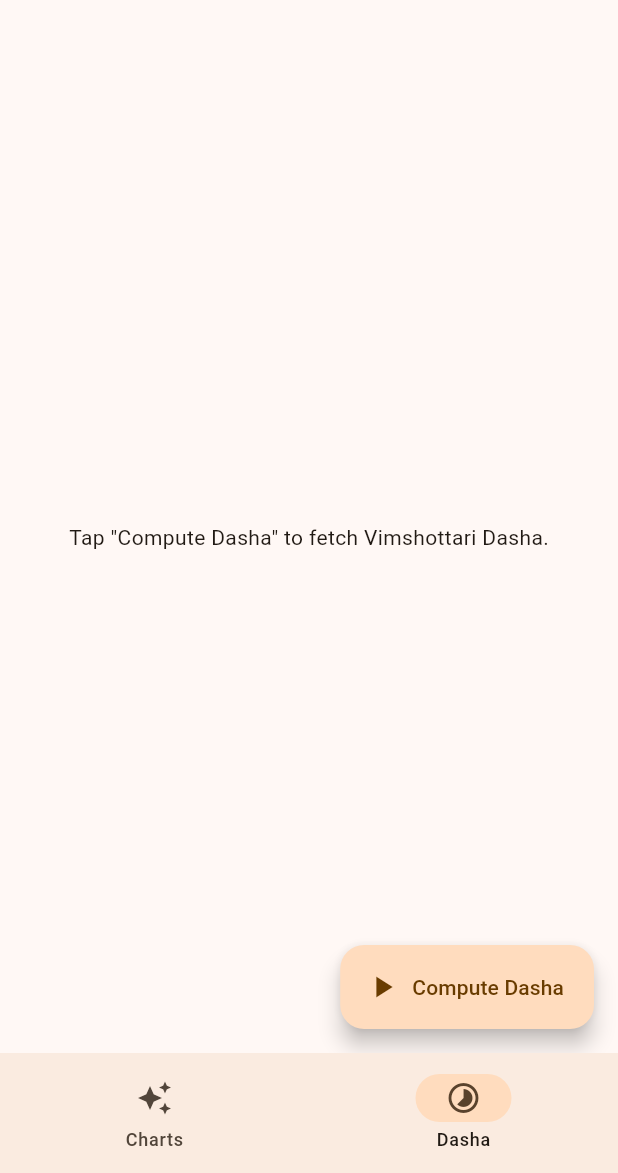
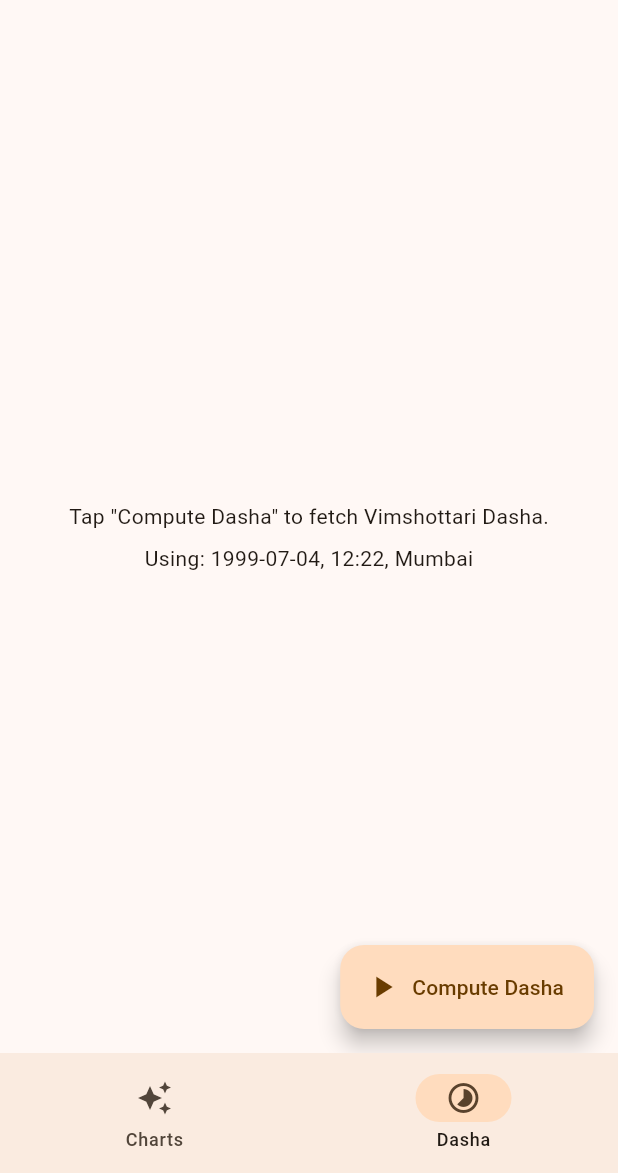
Before and after one commit to pseudoengineerdev/trikaal, a Flutter app: the screen it shows after launch, item 2 of the bottom bar chosen, on a phone screen of 412 x 824 dp, the part 63-1236 px from its top. Run offline on Flutter 3.47's test engine with Material 3 defaults, Android fonts, the phone set to English and light mode, and no system bars.

Commit message:
feat(mobile): share chart birth input with dasha compute flow

```diff
--- a/apps/mobile/lib/app/home_shell_page.dart
+++ b/apps/mobile/lib/app/home_shell_page.dart
@@ -1,5 +1,6 @@
 import 'package:flutter/material.dart';
 
+import 'state/birth_input_state.dart';
 import '../features/charts/presentation/birth_input_page.dart';
 import '../features/dasha/presentation/dasha_page.dart';
 
@@ -12,18 +13,31 @@ class HomeShellPage extends StatefulWidget {
 
 class _HomeShellPageState extends State<HomeShellPage> {
   int _selectedIndex = 0;
+  late final BirthInputState _birthInputState;
 
-  static const List<Widget> _pages = <Widget>[
-    BirthInputPage(),
-    DashaPage(),
-  ];
+  @override
+  void initState() {
+    super.initState();
+    _birthInputState = BirthInputState();
+  }
+
+  @override
+  void dispose() {
+    _birthInputState.dispose();
+    super.dispose();
+  }
 
   @override
   Widget build(BuildContext context) {
+    final pages = <Widget>[
+      BirthInputPage(birthInputState: _birthInputState),
+      DashaPage(birthInputState: _birthInputState),
+    ];
+
     return Scaffold(
       body: IndexedStack(
         index: _selectedIndex,
-        children: _pages,
+        children: pages,
       ),
       bottomNavigationBar: NavigationBar(
         selectedIndex: _selectedIndex,
--- /dev/null
+++ b/apps/mobile/lib/app/state/birth_input_state.dart
@@ -0,0 +1,43 @@
+import 'package:flutter/foundation.dart';
+
+class BirthInputState extends ChangeNotifier {
+  BirthInputState({
+    String dateOfBirth = '1999-07-04',
+    String timeOfBirth = '12:22',
+    String placeOfBirth = 'Mumbai',
+  })  : _dateOfBirth = dateOfBirth,
+        _timeOfBirth = timeOfBirth,
+        _placeOfBirth = placeOfBirth;
+
+  String _dateOfBirth;
+  String _timeOfBirth;
+  String _placeOfBirth;
+
+  String get dateOfBirth => _dateOfBirth;
+  String get timeOfBirth => _timeOfBirth;
+  String get placeOfBirth => _placeOfBirth;
+
+  void updateDateOfBirth(String value) {
+    if (_dateOfBirth == value) {
+      return;
+    }
+    _dateOfBirth = value;
+    notifyListeners();
+  }
+
+  void updateTimeOfBirth(String value) {
+    if (_timeOfBirth == value) {
+      return;
+    }
+    _timeOfBirth = value;
+    notifyListeners();
+  }
+
+  void updatePlaceOfBirth(String value) {
+    if (_placeOfBirth == value) {
+      return;
+    }
+    _placeOfBirth = value;
+    notifyListeners();
+  }
+}
--- a/apps/mobile/lib/features/dasha/presentation/dasha_page.dart
+++ b/apps/mobile/lib/features/dasha/presentation/dasha_page.dart
@@ -1,10 +1,16 @@
 import 'package:flutter/material.dart';
 
+import '../../../app/state/birth_input_state.dart';
 import 'state/dasha_controller.dart';
 import 'widgets/dasha_state_widgets.dart';
 
 class DashaPage extends StatefulWidget {
-  const DashaPage({super.key});
+  const DashaPage({
+    required this.birthInputState,
+    super.key,
+  });
+
+  final BirthInputState birthInputState;
 
   @override
   State<DashaPage> createState() => _DashaPageState();
@@ -12,9 +18,6 @@ class DashaPage extends StatefulWidget {
 
 class _DashaPageState extends State<DashaPage> {
   final _controller = DashaController();
-  static const _sampleDob = '1999-07-04';
-  static const _sampleTime = '12:22';
-  static const _samplePlace = 'Mumbai';
 
   @override
   void dispose() {
@@ -27,7 +30,10 @@ class _DashaPageState extends State<DashaPage> {
     return Scaffold(
       appBar: AppBar(title: const Text('Dasha')),
       body: AnimatedBuilder(
-        animation: _controller,
+        animation: Listenable.merge(<Listenable>[
+          _controller,
+          widget.birthInputState,
+        ]),
         builder: (BuildContext context, Widget? child) {
           if (_controller.loading) {
             return const DashaLoadingState();
@@ -39,9 +45,18 @@ class _DashaPageState extends State<DashaPage> {
             );
           }
           if (_controller.summary == null) {
-            return const DashaEmptyState();
+            return DashaEmptyState(
+              dateOfBirth: widget.birthInputState.dateOfBirth,
+              timeOfBirth: widget.birthInputState.timeOfBirth,
+              placeOfBirth: widget.birthInputState.placeOfBirth,
+            );
           }
-          return DashaSummaryCard(summary: _controller.summary!);
+          return DashaSummaryCard(
+            summary: _controller.summary!,
+            dateOfBirth: widget.birthInputState.dateOfBirth,
+            timeOfBirth: widget.birthInputState.timeOfBirth,
+            placeOfBirth: widget.birthInputState.placeOfBirth,
+          );
         },
       ),
       floatingActionButton: FloatingActionButton.extended(
@@ -54,9 +69,9 @@ class _DashaPageState extends State<DashaPage> {
 
   Future<void> _loadSampleDasha() {
     return _controller.loadCurrentDasha(
-      dateOfBirth: _sampleDob,
-      timeOfBirth: _sampleTime,
-      placeOfBirth: _samplePlace,
+      dateOfBirth: widget.birthInputState.dateOfBirth,
+      timeOfBirth: widget.birthInputState.timeOfBirth,
+      placeOfBirth: widget.birthInputState.placeOfBirth,
     );
   }
 }
--- a/apps/mobile/lib/features/dasha/presentation/widgets/dasha_state_widgets.dart
+++ b/apps/mobile/lib/features/dasha/presentation/widgets/dasha_state_widgets.dart
@@ -3,12 +3,31 @@ import 'package:flutter/material.dart';
 import '../../data/models/dasha_models.dart';
 
 class DashaEmptyState extends StatelessWidget {
-  const DashaEmptyState({super.key});
+  const DashaEmptyState({
+    required this.dateOfBirth,
+    required this.timeOfBirth,
+    required this.placeOfBirth,
+    super.key,
+  });
+
+  final String dateOfBirth;
+  final String timeOfBirth;
+  final String placeOfBirth;
 
   @override
   Widget build(BuildContext context) {
-    return const Center(
-      child: Text('Tap "Compute Dasha" to fetch Vimshottari Dasha.'),
+    return Center(
+      child: Padding(
+        padding: const EdgeInsets.all(16),
+        child: Column(
+          mainAxisSize: MainAxisSize.min,
+          children: <Widget>[
+            const Text('Tap "Compute Dasha" to fetch Vimshottari Dasha.'),
+            const SizedBox(height: 8),
+            Text('Using: $dateOfBirth, $timeOfBirth, $placeOfBirth'),
+          ],
+        ),
+      ),
     );
   }
 }
@@ -60,9 +79,18 @@ class DashaErrorState extends StatelessWidget {
 }
 
 class DashaSummaryCard extends StatelessWidget {
-  const DashaSummaryCard({required this.summary, super.key});
+  const DashaSummaryCard({
+    required this.summary,
+    required this.dateOfBirth,
+    required this.timeOfBirth,
+    required this.placeOfBirth,
+    super.key,
+  });
 
   final DashaSummary summary;
+  final String dateOfBirth;
+  final String timeOfBirth;
+  final String placeOfBirth;
 
   @override
   Widget build(BuildContext context) {
@@ -78,6 +106,8 @@ class DashaSummaryCard extends StatelessWidget {
               style: Theme.of(context).textTheme.titleMedium,
             ),
             const SizedBox(height: 12),
+            _row('Birth Input', '$dateOfBirth, $timeOfBirth'),
+            _row('Place', placeOfBirth),
             _row('Maha Dasha', summary.currentMahaDasha),
             _row('Antar Dasha', summary.currentAntarDasha),
             _row('Active From', summary.activeFrom),
```
Also changed, not shown: apps/mobile/lib/features/charts/presentation/birth_input_page.dart (+29 -5 lines).
